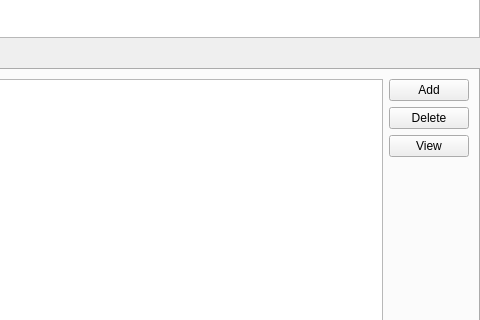
Before: the Qt Designer form src/editors/projecteditorform.ui in jassuncao/myparts, drawn with Qt 5; both pictures show x 382 to 862 and y 106 to 426 of the 862 by 588 pixel window.
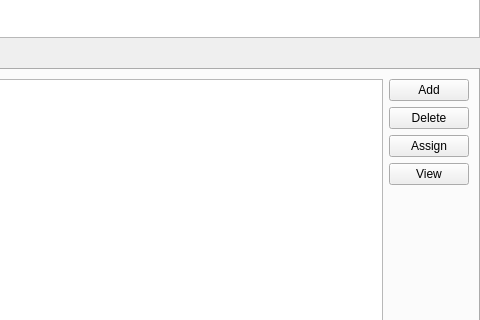
After: the same form once the commit is applied. The open tabs and pages were chosen to show the change. Icons and pictures are not drawn. Custom widgets are drawn as their Qt base class.

Commit message: * Working in a new part picker for use with the projects

```diff
--- a/src/editors/projecteditorform.ui
+++ b/src/editors/projecteditorform.ui
@@ -153,6 +153,13 @@
            </property>
           </widget>
          </item>
+         <item>
+          <widget class="QPushButton" name="assignPartButton">
+           <property name="text">
+            <string>Assign</string>
+           </property>
+          </widget>
+         </item>
          <item>
           <widget class="QPushButton" name="viewPartButton">
            <property name="text">
```
Left out of the diff: 2 changed lines with no effect on the pictures. The commit also changes 17 other files.
